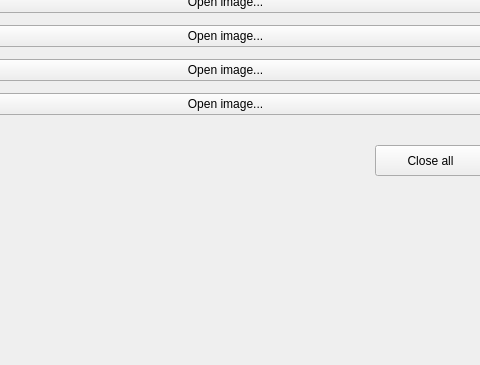
The window that MainDialog.ui (shaperilio/pxlpeep) describes before a commit, drawn with Qt 5; both pictures show x 165 to 645 and y 235 to 600 of the 780 by 600 pixel window.
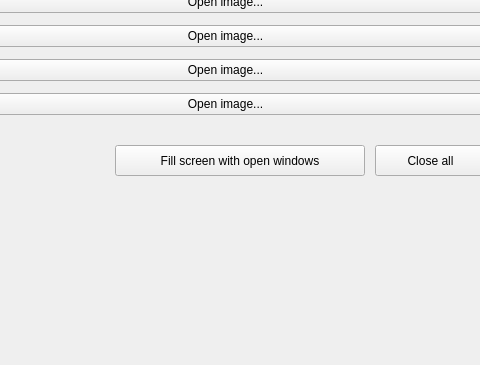
The same window after the commit. Icons and pictures are not drawn.

Commit message: Add functionality to fill screen with open windows

Patch:
```diff
--- a/MainDialog.ui
+++ b/MainDialog.ui
@@ -168,6 +168,19 @@
     <string>Close all</string>
    </property>
   </widget>
+  <widget class="QPushButton" name="btnFillScreen">
+   <property name="geometry">
+    <rect>
+     <x>280</x>
+     <y>380</y>
+     <width>250</width>
+     <height>31</height>
+    </rect>
+   </property>
+   <property name="text">
+    <string>Fill screen with open windows</string>
+   </property>
+  </widget>
  </widget>
  <resources/>
  <connections/>
```
The commit also changes 5 other files.
